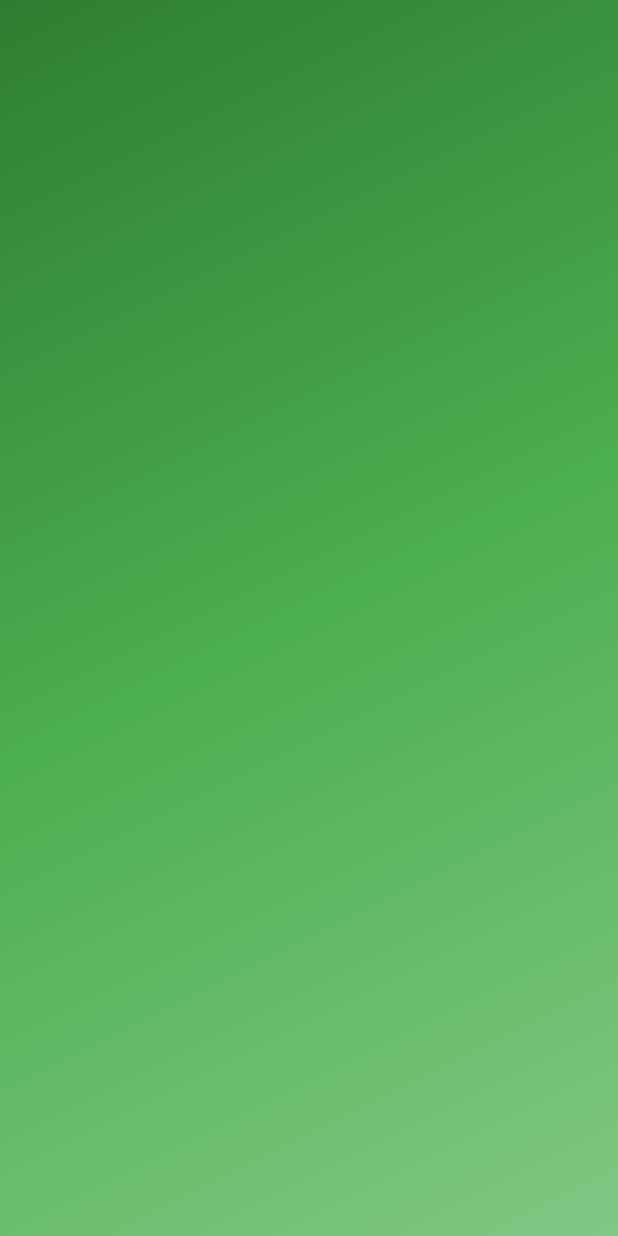
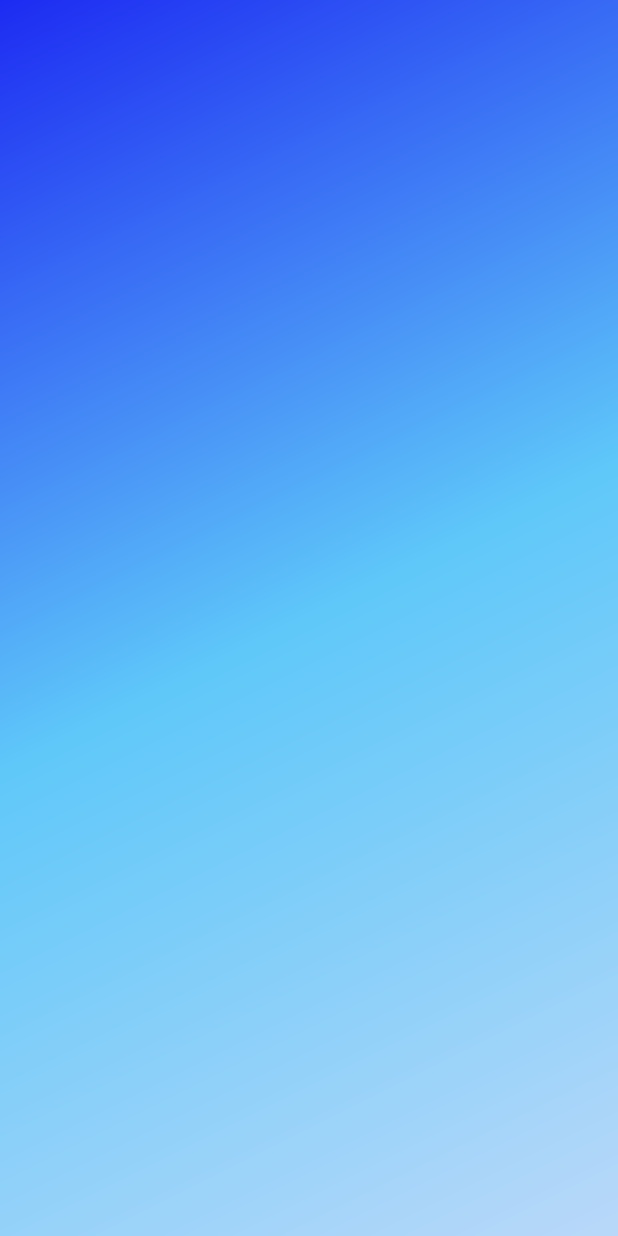
Before and after one commit to ahm507/azkar, an Android app: the layout nav_header_main.xml on its own in the app's theme, with its tools: preview values and no code run, on a phone screen of 412 x 824 dp. Run offline under Robolectric (Android 15) with nearby library versions, the phone set to English and light mode, and no system bars; network calls fail.

Commit message:
Blue gradiant

```diff
--- a/app/src/main/res/drawable/side_nav_bar.xml
+++ b/app/src/main/res/drawable/side_nav_bar.xml
@@ -2,8 +2,8 @@
        android:shape="rectangle">
     <gradient
         android:angle="135"
-        android:centerColor="#4CAF50"
-        android:endColor="#2E7D32"
-        android:startColor="#81C784"
+        android:startColor="#b9d8f9"
+        android:centerColor="#5fc8f9"
+        android:endColor="#1d2bf2"
         android:type="linear"/>
 </shape>
```
